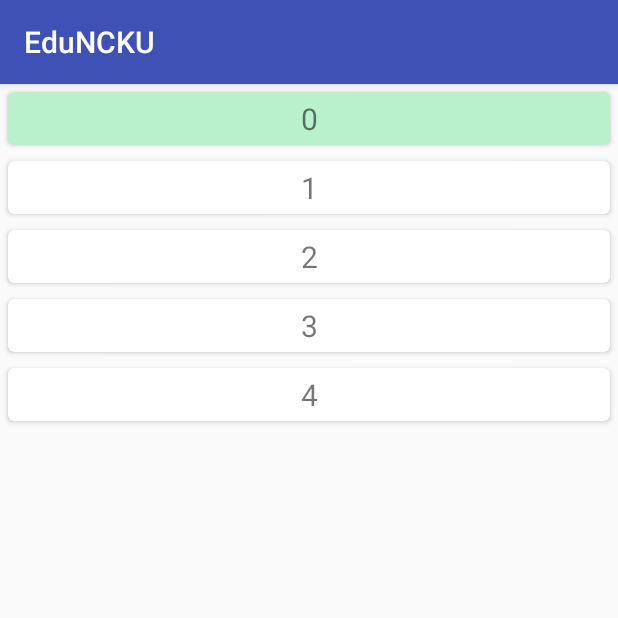
After one commit to iGem-NCKU-Tainan/EduNCKU, an Android app: the Achievement screen opened directly, with no data from a screen before it, on a phone screen of 412 x 824 dp, the top half of it. The commit adds this screen. Run offline under Robolectric (Android 15) with nearby library versions, the phone set to English and light mode, and no system bars.

Commit message:
Merge Achievement_view and Mainactivity

```diff
--- a/app/build.gradle
+++ b/app/build.gradle
@@ -26,5 +26,7 @@ dependencies {
     })
     compile 'com.android.support:appcompat-v7:25.3.1'
     compile 'com.android.support.constraint:constraint-layout:1.0.0-alpha7'
+    compile 'com.android.support:recyclerview-v7:25.3.1'
+    compile 'com.android.support:cardview-v7:25.3.1'
     testCompile 'junit:junit:4.12'
 }
--- a/app/src/main/AndroidManifest.xml
+++ b/app/src/main/AndroidManifest.xml
@@ -16,7 +16,8 @@
                 <category android:name="android.intent.category.LAUNCHER" />
             </intent-filter>
         </activity>
-        <activity android:name=".GameSnake"></activity>
+        <activity android:name=".GameSnake" />
+        <activity android:name=".Achievement"></activity>
     </application>
 
 </manifest>
--- /dev/null
+++ b/app/src/main/java/tw/edu/ncku/igem/eduncku/Achievement.java
@@ -0,0 +1,80 @@
+package tw.edu.ncku.igem.eduncku;
+
+import android.support.v7.app.AppCompatActivity;
+import android.os.Bundle;
+import android.graphics.Color;
+import android.support.v7.app.AppCompatActivity;
+import android.os.Bundle;
+import android.support.v7.widget.CardView;
+import android.support.v7.widget.LinearLayoutManager;
+import android.support.v7.widget.RecyclerView;
+import android.view.LayoutInflater;
+import android.view.View;
+import android.view.ViewGroup;
+import android.widget.TextView;
+
+import java.util.ArrayList;
+import java.util.List;
+
+public class Achievement extends AppCompatActivity {
+
+    @Override
+    protected void onCreate(Bundle savedInstanceState) {
+        super.onCreate(savedInstanceState);
+        setContentView(R.layout.activity_achievement);
+        ArrayList<String> myDataset = new ArrayList<>();
+        for(int i = 0; i < 5; i++){
+            myDataset.add(i + "");
+        }
+        MyAdapter myAdapter = new MyAdapter(myDataset);
+        RecyclerView mList = (RecyclerView) findViewById(R.id.list_view);
+        final LinearLayoutManager layoutManager = new LinearLayoutManager(this);
+        layoutManager.setOrientation(LinearLayoutManager.VERTICAL);
+        mList.setLayoutManager(layoutManager);
+        mList.setAdapter(myAdapter);
+    }
+    public class MyAdapter extends RecyclerView.Adapter<MyAdapter.ViewHolder> {
+        private List<String> mData;
+
+        public class ViewHolder extends RecyclerView.ViewHolder {
+            public TextView mTextView;
+            public CardView mCardView;
+            public ViewHolder(View v) {
+                super(v);
+                mTextView = (TextView) v.findViewById(R.id.info_text);
+                mCardView = (CardView) v.findViewById(R.id.card_view);
+                v.setOnClickListener(new View.OnClickListener() {
+                    @Override
+                    public void onClick(View v) {
+                        mCardView.setCardBackgroundColor(Color.parseColor("#E27386"));
+                    }
+                });
+            }
+        }
+
+        public MyAdapter(List<String> data) {
+            mData = data;
+        }
+
+        @Override
+        public MyAdapter.ViewHolder onCreateViewHolder(ViewGroup parent, int viewType) {
+            View v = LayoutInflater.from(parent.getContext())
+                    .inflate(R.layout.achievement, parent, false);
+            ViewHolder vh = new ViewHolder(v);
+            return vh;
+        }
+
+        @Override
+        public void onBindViewHolder(ViewHolder holder, int position) {
+            holder.mTextView.setText(mData.get(position));
+            if(position == 0) {
+                holder.mCardView.setCardBackgroundColor(Color.parseColor("#B8F1CC"));
+            }
+        }
+
+        @Override
+        public int getItemCount() {
+            return mData.size();
+        }
+    }
+}
--- a/app/src/main/java/tw/edu/ncku/igem/eduncku/MainActivity.java
+++ b/app/src/main/java/tw/edu/ncku/igem/eduncku/MainActivity.java
@@ -15,7 +15,8 @@ public class MainActivity extends AppCompatActivity {
     static ArrayList<Boolean> Achievement = new ArrayList<Boolean>();
 
     private Button snake_btn;
-    private  Button qa_btn;
+    private Button qa_btn;
+    private Button achievement_btn;
     @Override
     protected void onCreate(Bundle savedInstanceState) {
         super.onCreate(savedInstanceState);
@@ -27,7 +28,6 @@ public class MainActivity extends AppCompatActivity {
         snake_btn.setOnClickListener(new View.OnClickListener() {
             @Override
             public void onClick(View v) {
-
                 intent.setClass(MainActivity.this, GameSnake.class);
                 startActivityForResult(intent, 1);
                 //startActivity(intent);
@@ -42,5 +42,14 @@ public class MainActivity extends AppCompatActivity {
             }
         });
 
+        achievement_btn = (Button) findViewById(R.id.achievement_btn);
+        achievement_btn.setOnClickListener(new View.OnClickListener() {
+            @Override
+            public void onClick(View v) {
+                Intent intent = new Intent(MainActivity.this, Achievement.class);
+                startActivity(intent);
+            }
+        });
+
     }
 }
--- /dev/null
+++ b/app/src/main/res/layout/achievement.xml
@@ -0,0 +1,38 @@
+<?xml version="1.0" encoding="utf-8"?>
+<android.support.v7.widget.CardView
+    xmlns:android="http://schemas.android.com/apk/res/android"
+    xmlns:card_view="http://schemas.android.com/apk/res-auto"
+    android:id="@+id/card_view"
+    android:layout_gravity="center"
+    android:layout_width="match_parent"
+    android:layout_height="wrap_content"
+    card_view:cardCornerRadius="4dp"
+    android:layout_marginLeft="10px"
+    android:layout_marginTop="10px"
+    android:layout_marginBottom="10px"
+    android:layout_marginRight="10px"
+    android:layout_margin="5dp"
+    >
+
+    <LinearLayout
+        android:layout_width="match_parent"
+        android:layout_height="wrap_content"
+        android:orientation="vertical">
+
+        <!--<ImageView-->
+            <!--android:id="@+id/img"-->
+            <!--android:layout_width="wrap_content"-->
+            <!--android:layout_height="wrap_content"-->
+            <!--android:src="@drawable/icon"-->
+            <!--android:layout_margin="5dp"-->
+            <!--android:layout_gravity="center"/>-->
+        <TextView
+            android:id="@+id/info_text"
+            android:layout_width="match_parent"
+            android:layout_height="match_parent"
+            android:textSize="20sp"
+            android:layout_margin="4dp"
+            android:gravity="center"
+            />
+    </LinearLayout>
+</android.support.v7.widget.CardView>
--- /dev/null
+++ b/app/src/main/res/layout/activity_achievement.xml
@@ -0,0 +1,13 @@
+<?xml version="1.0" encoding="utf-8"?>
+<RelativeLayout
+    xmlns:android="http://schemas.android.com/apk/res/android"
+    xmlns:tools="http://schemas.android.com/tools"
+    android:layout_width="match_parent"
+    android:layout_height="match_parent">
+
+    <android.support.v7.widget.RecyclerView
+        android:id="@+id/list_view"
+        android:layout_width="match_parent"
+        android:layout_height="match_parent" />
+
+</RelativeLayout>
--- a/app/src/main/res/layout/activity_main.xml
+++ b/app/src/main/res/layout/activity_main.xml
@@ -31,6 +31,12 @@
             android:layout_height="wrap_content"
             android:id="@+id/qa_btn"
             android:text="qa_btn"/>
+
+        <Button
+            android:id="@+id/achievement_btn"
+            android:layout_width="wrap_content"
+            android:layout_height="wrap_content"
+            android:text="Achievement" />
     </LinearLayout>
 
 
```
